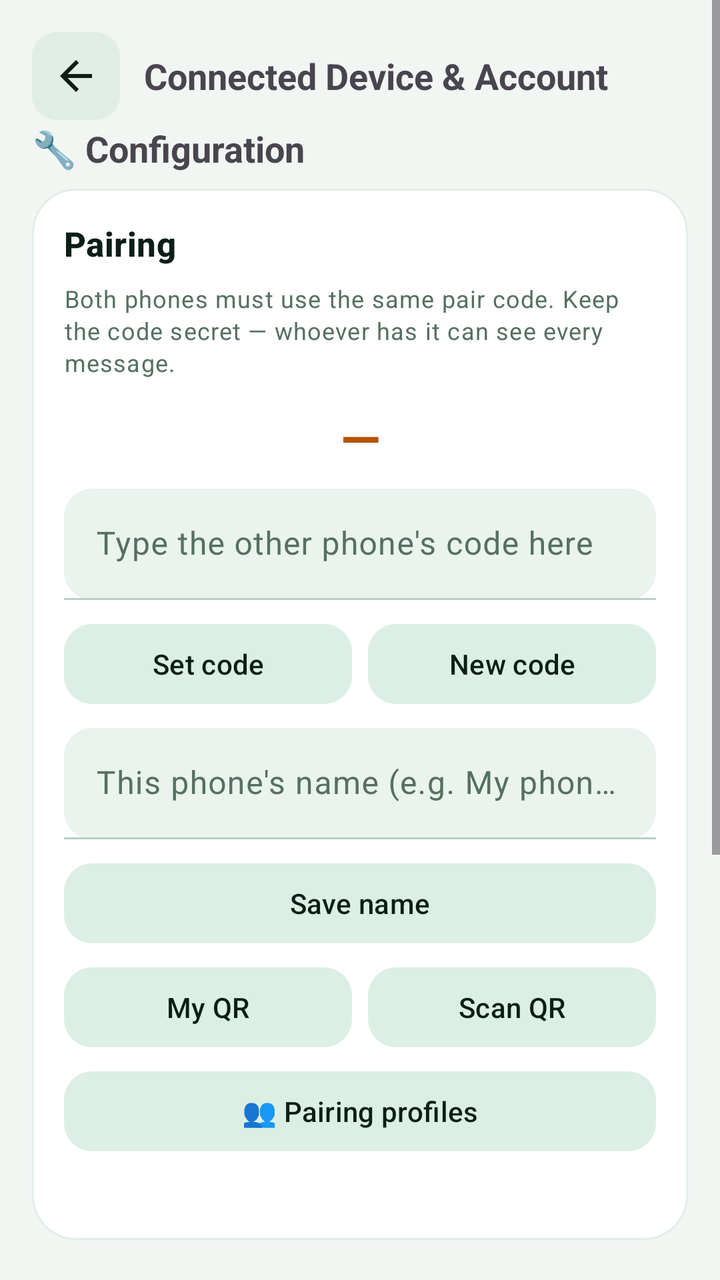
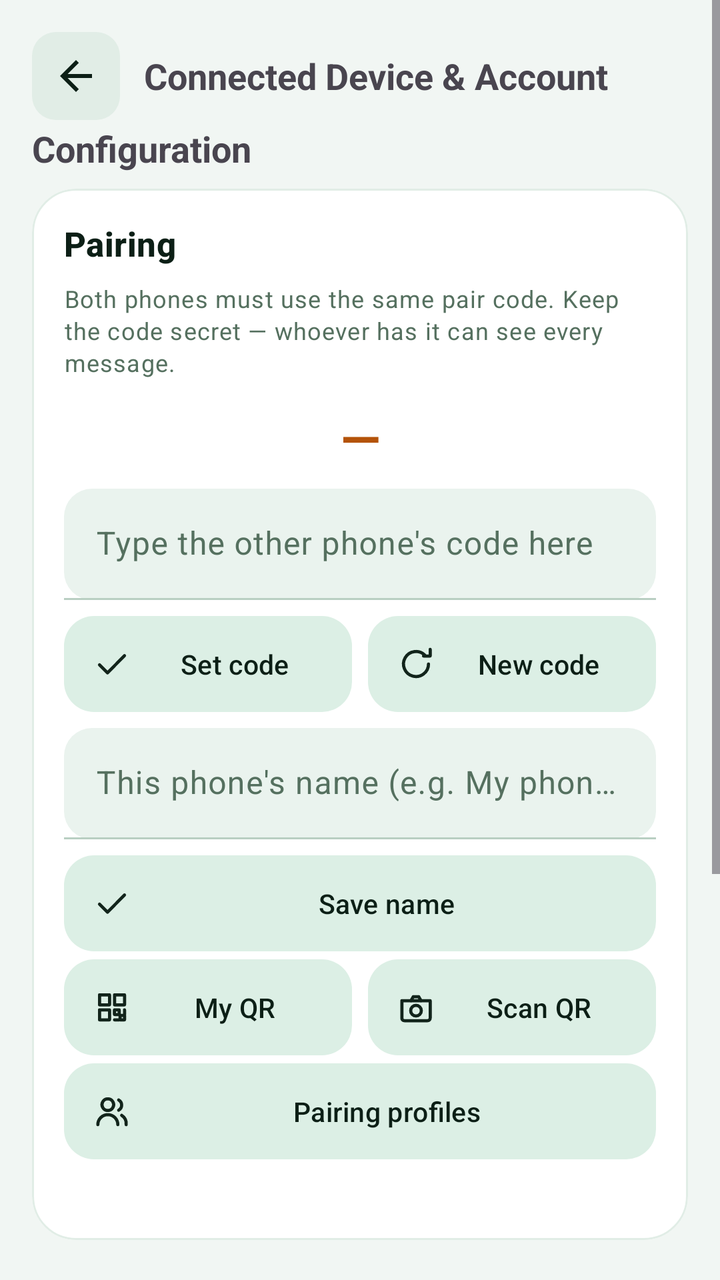

Compare the two renders of this Android layout. The source of the first and the diff that turns it into the second are given below.
<!-- AndroidManifest.xml: application theme Theme.PhoneLink -->
<!-- res/layout/page_config.xml -->
<?xml version="1.0" encoding="utf-8"?>
<ScrollView xmlns:android="http://schemas.android.com/apk/res/android"
    xmlns:app="http://schemas.android.com/apk/res-auto"
    android:layout_width="match_parent"
    android:layout_height="match_parent">

    <LinearLayout
        android:layout_width="match_parent"
        android:layout_height="wrap_content"
        android:orientation="vertical"
        android:padding="16dp">

        <LinearLayout
            android:layout_width="match_parent"
            android:layout_height="wrap_content"
            android:gravity="center_vertical"
            android:orientation="horizontal">

            <ImageButton
                android:id="@+id/btnConfigBack"
                android:layout_width="44dp"
                android:layout_height="44dp"
                android:background="@drawable/bg_back_chip"
                android:contentDescription="@string/btn_back"
                android:padding="10dp"
                android:src="@drawable/ic_arrow_back"
                android:tint="?attr/colorOnSurface" />

            <TextView
                android:layout_width="0dp"
                android:layout_height="wrap_content"
                android:layout_marginStart="12dp"
                android:layout_weight="1"
                android:text="@string/set_device_card"
                android:textSize="18sp"
                android:textStyle="bold" />
        </LinearLayout>

        <TextView
            android:layout_width="match_parent"
            android:layout_height="wrap_content"
            android:layout_marginTop="2dp"
            android:layout_marginBottom="8dp"
            android:text="@string/sec_h_config"
            android:textSize="18sp"
            android:textStyle="bold" />


        <com.google.android.material.card.MaterialCardView
            android:layout_width="match_parent"
            android:layout_height="wrap_content"
            android:layout_marginBottom="12dp"
            app:cardBackgroundColor="?attr/colorSurface"
            app:cardCornerRadius="22dp"
            app:cardElevation="0dp"
            app:strokeColor="?attr/colorSurfaceVariant"
            app:strokeWidth="1dp">

            <LinearLayout
                android:layout_width="match_parent"
                android:layout_height="wrap_content"
                android:orientation="vertical"
                android:padding="16dp">

                <TextView
                    style="@style/PL.CardTitle"
                    android:text="@string/sec_pairing" />

                <TextView
                    style="@style/PL.BodySmall"
                    android:text="@string/pairing_hint" />

                <TextView
                    android:id="@+id/tvPairCode"
                    android:layout_width="match_parent"
                    android:layout_height="wrap_content"
                    android:layout_marginTop="12dp"
                    android:gravity="center"
                    android:letterSpacing="0.06"
                    android:text="—"
                    android:textColor="@color/pair_code"
                    android:textSize="26sp"
                    android:textStyle="bold" />

                <com.google.android.material.textfield.TextInputLayout
                    style="@style/PL.Field"
                    android:hint="@string/hint_pair_code_input">

                    <com.google.android.material.textfield.TextInputEditText
                        android:id="@+id/etPairCode"
                        android:layout_width="match_parent"
                        android:layout_height="wrap_content"
                        android:inputType="text"
                        android:maxLines="1" />
                </com.google.android.material.textfield.TextInputLayout>

                <LinearLayout
                    android:layout_width="match_parent"
                    android:layout_height="wrap_content"
                    android:layout_marginTop="8dp"
                    android:orientation="horizontal">

                    <com.google.android.material.button.MaterialButton
                        android:id="@+id/btnApplyCode"
                        style="@style/PL.BtnTonal"
                        android:layout_width="0dp"
                        android:layout_height="wrap_content"
                        android:layout_marginEnd="4dp"
                        android:layout_weight="1"
                        android:text="@string/btn_apply_code" />

                    <com.google.android.material.button.MaterialButton
                        android:id="@+id/btnNewCode"
                        style="@style/PL.BtnTonal"
                        android:layout_width="0dp"
                        android:layout_height="wrap_content"
                        android:layout_marginStart="4dp"
                        android:layout_weight="1"
                        android:text="@string/btn_new_code" />
                </LinearLayout>

                <com.google.android.material.textfield.TextInputLayout
                    style="@style/PL.Field"
                    android:hint="@string/hint_device_name">

                    <com.google.android.material.textfield.TextInputEditText
                        android:id="@+id/etDeviceName"
                        android:layout_width="match_parent"
                        android:layout_height="wrap_content"
                        android:inputType="text"
                        android:maxLines="1" />
                </com.google.android.material.textfield.TextInputLayout>

                <com.google.android.material.button.MaterialButton
                    android:id="@+id/btnSaveName"
                    style="@style/PL.BtnTonal"
                    android:layout_width="match_parent"
                    android:layout_height="wrap_content"
                    android:layout_marginTop="8dp"
                    android:text="@string/btn_save_name" />

                <LinearLayout
                    android:layout_width="match_parent"
                    android:layout_height="wrap_content"
                    android:layout_marginTop="4dp"
                    android:orientation="horizontal">

                    <com.google.android.material.button.MaterialButton
                        android:id="@+id/btnShowQr"
                        style="@style/PL.BtnTonal"
                        android:layout_width="0dp"
                        android:layout_height="wrap_content"
                        android:layout_marginEnd="4dp"
                        android:layout_weight="1"
                        android:text="@string/btn_show_qr" />

                    <com.google.android.material.button.MaterialButton
                        android:id="@+id/btnScanQr"
                        style="@style/PL.BtnTonal"
                        android:layout_width="0dp"
                        android:layout_height="wrap_content"
                        android:layout_marginStart="4dp"
                        android:layout_weight="1"
                        android:text="@string/btn_scan_qr" />
                </LinearLayout>

                <com.google.android.material.button.MaterialButton
                    android:id="@+id/btnProfiles"
                    style="@style/PL.BtnTonal"
                    android:layout_width="match_parent"
                    android:layout_height="wrap_content"
                    android:layout_marginTop="4dp"
                    android:text="@string/btn_profiles" />

                <TextView
                    android:id="@+id/tvSafety"
                    style="@style/PL.BodySmall"
                    android:layout_marginTop="8dp" />
            </LinearLayout>
        </com.google.android.material.card.MaterialCardView>
        <TextView
            android:layout_width="match_parent"
            android:layout_height="wrap_content"
            android:layout_marginTop="18dp"
            android:layout_marginBottom="8dp"
            android:text="@string/sec_h_remote"
            android:textSize="18sp"
            android:textStyle="bold" />


        <com.google.android.material.card.MaterialCardView
            android:layout_width="match_parent"
            android:layout_height="wrap_content"
            android:layout_marginBottom="12dp"
            app:cardBackgroundColor="?attr/colorSurface"
            app:cardCornerRadius="22dp"
            app:cardElevation="0dp"
            app:strokeColor="?attr/colorSurfaceVariant"
            app:strokeWidth="1dp">

            <LinearLayout
                android:layout_width="match_parent"
                android:layout_height="wrap_content"
                android:orientation="vertical"
                android:padding="16dp">

                <TextView
                    style="@style/PL.CardTitle"
                    android:text="@string/sec_role" />

                <com.google.android.material.switchmaterial.SwitchMaterial
                    android:id="@+id/swSender"
                    style="@style/PL.SwitchRow"
                    android:text="@string/role_sender_label" />

                <com.google.android.material.switchmaterial.SwitchMaterial
                    android:id="@+id/swReceiver"
                    style="@style/PL.SwitchRow"
                    android:text="@string/role_receiver_label" />

                <LinearLayout
                    android:layout_width="match_parent"
                    android:layout_height="wrap_content"
                    android:layout_marginTop="8dp"
                    android:orientation="horizontal">

                    <com.google.android.material.button.MaterialButton
                        android:id="@+id/btnStartService"
                        android:layout_width="0dp"
                        android:layout_height="wrap_content"
                        android:layout_marginEnd="4dp"
                        android:layout_weight="1"
                        android:text="@string/btn_start_service" />

                    <com.google.android.material.button.MaterialButton
                        android:id="@+id/btnStopService"
                        style="@style/PL.BtnTonal"
                        android:layout_width="0dp"
                        android:layout_height="wrap_content"
                        android:layout_marginStart="4dp"
                        android:layout_weight="1"
                        android:text="@string/btn_stop_service" />
                </LinearLayout>
            </LinearLayout>
        </com.google.android.material.card.MaterialCardView>
    </LinearLayout>
</ScrollView>
<!-- resources referenced by this layout -->
<resources>
  <string name="btn_profiles">👥 Pairing profiles</string>
  <string name="btn_start_service">▶ Start service</string>
  <string name="btn_stop_service">⏸ Stop</string>
  <string name="sec_h_config">🔧 Configuration</string>
  <string name="sec_h_remote">🎛️ Role &amp; remote control</string>
  <style name="PL.BtnTonal" parent="Widget.Material3.Button.TonalButton">
          <item name="cornerRadius">14dp</item>
          <item name="backgroundTint">@color/md_btnFill</item>
          <item name="android:textColor">?attr/colorOnSurface</item>
      </style>
  <style name="PL.SwitchRow" parent="Widget.Material3.CompoundButton.Switch">
          <item name="android:layout_width">match_parent</item>
          <item name="android:layout_height">wrap_content</item>
          <item name="android:paddingTop">10dp</item>
          <item name="android:paddingBottom">10dp</item>
          <item name="android:textAppearance">@style/TextAppearance.Material3.BodyLarge</item>
          <item name="android:textColor">?attr/colorOnSurface</item>
      </style>
  <style name="PL.BtnFilled" parent="Widget.Material3.Button">
          <item name="cornerRadius">14dp</item>
      </style>
  <style name="PL.BtnOutlined" parent="Widget.Material3.Button.OutlinedButton">
          <item name="cornerRadius">14dp</item>
      </style>
  <!-- unchanged entries left out for length: 43 -->
</resources>

<!-- the commit's change to res/layout/page_config.xml (unified diff, before → after) -->
@@ -107,7 +107,8 @@
                         android:layout_height="wrap_content"
                         android:layout_marginEnd="4dp"
                         android:layout_weight="1"
-                        android:text="@string/btn_apply_code" />
+                        android:text="@string/btn_apply_code"
+                        app:icon="@drawable/ic_check" />
 
                     <com.google.android.material.button.MaterialButton
                         android:id="@+id/btnNewCode"
@@ -116,7 +117,8 @@
                         android:layout_height="wrap_content"
                         android:layout_marginStart="4dp"
                         android:layout_weight="1"
-                        android:text="@string/btn_new_code" />
+                        android:text="@string/btn_new_code"
+                        app:icon="@drawable/ic_refresh" />
                 </LinearLayout>
 
                 <com.google.android.material.textfield.TextInputLayout
@@ -137,7 +139,8 @@
                     android:layout_width="match_parent"
                     android:layout_height="wrap_content"
                     android:layout_marginTop="8dp"
-                    android:text="@string/btn_save_name" />
+                    android:text="@string/btn_save_name"
+                    app:icon="@drawable/ic_check" />
 
                 <LinearLayout
                     android:layout_width="match_parent"
@@ -152,7 +155,8 @@
                         android:layout_height="wrap_content"
                         android:layout_marginEnd="4dp"
                         android:layout_weight="1"
-                        android:text="@string/btn_show_qr" />
+                        android:text="@string/btn_show_qr"
+                        app:icon="@drawable/ic_qr" />
 
                     <com.google.android.material.button.MaterialButton
                         android:id="@+id/btnScanQr"
@@ -161,7 +165,8 @@
                         android:layout_height="wrap_content"
                         android:layout_marginStart="4dp"
                         android:layout_weight="1"
-                        android:text="@string/btn_scan_qr" />
+                        android:text="@string/btn_scan_qr"
+                        app:icon="@drawable/ic_camera" />
                 </LinearLayout>
 
                 <com.google.android.material.button.MaterialButton
@@ -170,7 +175,8 @@
                     android:layout_width="match_parent"
                     android:layout_height="wrap_content"
                     android:layout_marginTop="4dp"
-                    android:text="@string/btn_profiles" />
+                    android:text="@string/btn_profiles"
+                    app:icon="@drawable/ic_users" />
 
                 <TextView
                     android:id="@+id/tvSafety"
@@ -226,11 +232,13 @@
 
                     <com.google.android.material.button.MaterialButton
                         android:id="@+id/btnStartService"
+            style="@style/PL.BtnFilled"
                         android:layout_width="0dp"
                         android:layout_height="wrap_content"
                         android:layout_marginEnd="4dp"
                         android:layout_weight="1"
-                        android:text="@string/btn_start_service" />
+                        android:text="@string/btn_start_service"
+                        app:icon="@drawable/ic_power" />
 
                     <com.google.android.material.button.MaterialButton
                         android:id="@+id/btnStopService"
@@ -239,7 +247,8 @@
                         android:layout_height="wrap_content"
                         android:layout_marginStart="4dp"
                         android:layout_weight="1"
-                        android:text="@string/btn_stop_service" />
+                        android:text="@string/btn_stop_service"
+                        app:icon="@drawable/ic_power" />
                 </LinearLayout>
             </LinearLayout>
         </com.google.android.material.card.MaterialCardView>
<!-- resource entries referenced after the edit -->
@@ -1,28 +1,153 @@
 <!-- resources referenced by this layout -->
 <resources>
-  <string name="btn_profiles">👥 Pairing profiles</string>
-  <string name="btn_start_service">▶ Start service</string>
-  <string name="btn_stop_service">⏸ Stop</string>
-  <string name="sec_h_config">🔧 Configuration</string>
-  <string name="sec_h_remote">🎛️ Role &amp; remote control</string>
+  <!-- drawable ic_camera (drawable) -->
+  <?xml version="1.0" encoding="utf-8"?>
+  <vector xmlns:android="http://schemas.android.com/apk/res/android"
+      android:width="24dp" android:height="24dp"
+      android:viewportWidth="24" android:viewportHeight="24">
+      <path android:pathData="M3.5,8h17v10.5a1.5,1.5 0 0,1 -1.5,1.5H5A1.5,1.5 0 0,1 3.5,18.5z"
+          android:fillColor="@android:color/transparent"
+          android:strokeColor="@color/pl_mint"
+          android:strokeWidth="1.9"
+          android:strokeLineCap="round"
+          android:strokeLineJoin="round" />
+      <path android:pathData="M9,8l1.4,-2.4h3.2L15,8"
+          android:fillColor="@android:color/transparent"
+          android:strokeColor="@color/pl_mint"
+          android:strokeWidth="1.9"
+          android:strokeLineCap="round"
+          android:strokeLineJoin="round" />
+      <path android:pathData="M8.8,14a3.2,3.2 0 1,0 6.4,0a3.2,3.2 0 1,0 -6.4,0"
+          android:fillColor="@android:color/transparent"
+          android:strokeColor="@color/pl_mint"
+          android:strokeWidth="1.9"
+          android:strokeLineCap="round"
+          android:strokeLineJoin="round" />
+  </vector>
+  <!-- drawable ic_check (drawable) -->
+  <?xml version="1.0" encoding="utf-8"?>
+  <vector xmlns:android="http://schemas.android.com/apk/res/android"
+      android:width="24dp" android:height="24dp"
+      android:viewportWidth="24" android:viewportHeight="24">
+      <path android:pathData="M4.5,12.5l4.8,4.8L19.5,7"
+          android:fillColor="@android:color/transparent"
+          android:strokeColor="@color/pl_mint"
+          android:strokeWidth="1.9"
+          android:strokeLineCap="round"
+          android:strokeLineJoin="round" />
+  </vector>
+  <!-- drawable ic_power (drawable) -->
+  <?xml version="1.0" encoding="utf-8"?>
+  <vector xmlns:android="http://schemas.android.com/apk/res/android"
+      android:width="24dp" android:height="24dp"
+      android:viewportWidth="24" android:viewportHeight="24">
+      <path android:pathData="M12,3.2v7.5"
+          android:fillColor="@android:color/transparent"
+          android:strokeColor="@color/pl_mint"
+          android:strokeWidth="1.9"
+          android:strokeLineCap="round"
+          android:strokeLineJoin="round" />
+      <path android:pathData="M6.6,6.3a8,8 0 1,0 10.8,0"
+          android:fillColor="@android:color/transparent"
+          android:strokeColor="@color/pl_mint"
+          android:strokeWidth="1.9"
+          android:strokeLineCap="round"
+          android:strokeLineJoin="round" />
+  </vector>
+  <!-- drawable ic_qr: vector/xml drawable (drawable, 2052 chars, omitted) -->
+  <!-- drawable ic_refresh (drawable) -->
+  <?xml version="1.0" encoding="utf-8"?>
+  <vector xmlns:android="http://schemas.android.com/apk/res/android"
+      android:width="24dp" android:height="24dp"
+      android:viewportWidth="24" android:viewportHeight="24">
+      <path android:pathData="M19.5,12a7.5,7.5 0 1,1 -2.2,-5.3"
+          android:fillColor="@android:color/transparent"
+          android:strokeColor="@color/pl_mint"
+          android:strokeWidth="1.9"
+          android:strokeLineCap="round"
+          android:strokeLineJoin="round" />
+      <path android:pathData="M20.5,3.2v4h-4"
+          android:fillColor="@android:color/transparent"
+          android:strokeColor="@color/pl_mint"
+          android:strokeWidth="1.9"
+          android:strokeLineCap="round"
+          android:strokeLineJoin="round" />
+  </vector>
+  <!-- drawable ic_users (drawable) -->
+  <?xml version="1.0" encoding="utf-8"?>
+  <vector xmlns:android="http://schemas.android.com/apk/res/android"
+      android:width="24dp" android:height="24dp"
+      android:viewportWidth="24" android:viewportHeight="24">
+      <path android:pathData="M9.5,11.5a3.5,3.5 0 1,0 -0.01,0"
+          android:fillColor="@android:color/transparent"
+          android:strokeColor="@color/pl_mint"
+          android:strokeWidth="1.9"
+          android:strokeLineCap="round"
+          android:strokeLineJoin="round" />
+      <path android:pathData="M3.5,20a6,6 0 0,1 12,0"
+          android:fillColor="@android:color/transparent"
+          android:strokeColor="@color/pl_mint"
+          android:strokeWidth="1.9"
+          android:strokeLineCap="round"
+          android:strokeLineJoin="round" />
+      <path android:pathData="M16,5.2a3.5,3.5 0 0,1 0,6.1M17.8,14.4a6,6 0 0,1 2.7,5.6"
+          android:fillColor="@android:color/transparent"
+          android:strokeColor="@color/pl_mint"
+          android:strokeWidth="1.9"
+          android:strokeLineCap="round"
+          android:strokeLineJoin="round" />
+  </vector>
+  <string name="btn_profiles">Pairing profiles</string>
+  <string name="btn_start_service">Start service</string>
+  <string name="btn_stop_service">Stop</string>
+  <string name="sec_h_config">Configuration</string>
+  <string name="sec_h_remote">Role &amp; remote control</string>
   <style name="PL.BtnTonal" parent="Widget.Material3.Button.TonalButton">
-          <item name="cornerRadius">14dp</item>
+          <item name="cornerRadius">15dp</item>
           <item name="backgroundTint">@color/md_btnFill</item>
           <item name="android:textColor">?attr/colorOnSurface</item>
+          <item name="android:minHeight">48dp</item>
+          <item name="android:insetTop">0dp</item>
+          <item name="android:insetBottom">0dp</item>
+          <item name="android:paddingStart">14dp</item>
+          <item name="android:paddingEnd">14dp</item>
+          <item name="android:textSize">13.5sp</item>
+          <item name="android:maxLines">1</item>
+          <item name="android:ellipsize">end</item>
+          <item name="iconSize">20dp</item>
+          <item name="iconPadding">7dp</item>
       </style>
   <style name="PL.SwitchRow" parent="Widget.Material3.CompoundButton.Switch">
           <item name="android:layout_width">match_parent</item>
           <item name="android:layout_height">wrap_content</item>
-          <item name="android:paddingTop">10dp</item>
-          <item name="android:paddingBottom">10dp</item>
+          <item name="android:paddingTop">8dp</item>
+          <item name="android:paddingBottom">8dp</item>
+          <item name="android:textSize">15sp</item>
           <item name="android:textAppearance">@style/TextAppearance.Material3.BodyLarge</item>
           <item name="android:textColor">?attr/colorOnSurface</item>
       </style>
+  <color name="pl_mint">#10B981</color>
   <style name="PL.BtnFilled" parent="Widget.Material3.Button">
-          <item name="cornerRadius">14dp</item>
+          <item name="cornerRadius">15dp</item>
+          <item name="android:minHeight">48dp</item>
+          <item name="android:insetTop">0dp</item>
+          <item name="android:insetBottom">0dp</item>
+          <item name="android:paddingStart">16dp</item>
+          <item name="android:paddingEnd">16dp</item>
+          <item name="android:textSize">13.5sp</item>
+          <item name="android:maxLines">1</item>
+          <item name="android:ellipsize">end</item>
+          <item name="iconSize">20dp</item>
+          <item name="iconPadding">7dp</item>
       </style>
   <style name="PL.BtnOutlined" parent="Widget.Material3.Button.OutlinedButton">
-          <item name="cornerRadius">14dp</item>
+          <item name="cornerRadius">15dp</item>
+          <item name="android:minHeight">48dp</item>
+          <item name="android:insetTop">0dp</item>
+          <item name="android:insetBottom">0dp</item>
+          <item name="android:textSize">13.5sp</item>
+          <item name="android:maxLines">1</item>
+          <item name="android:ellipsize">end</item>
       </style>
   <!-- unchanged entries left out for length: 43 -->
 </resources>
